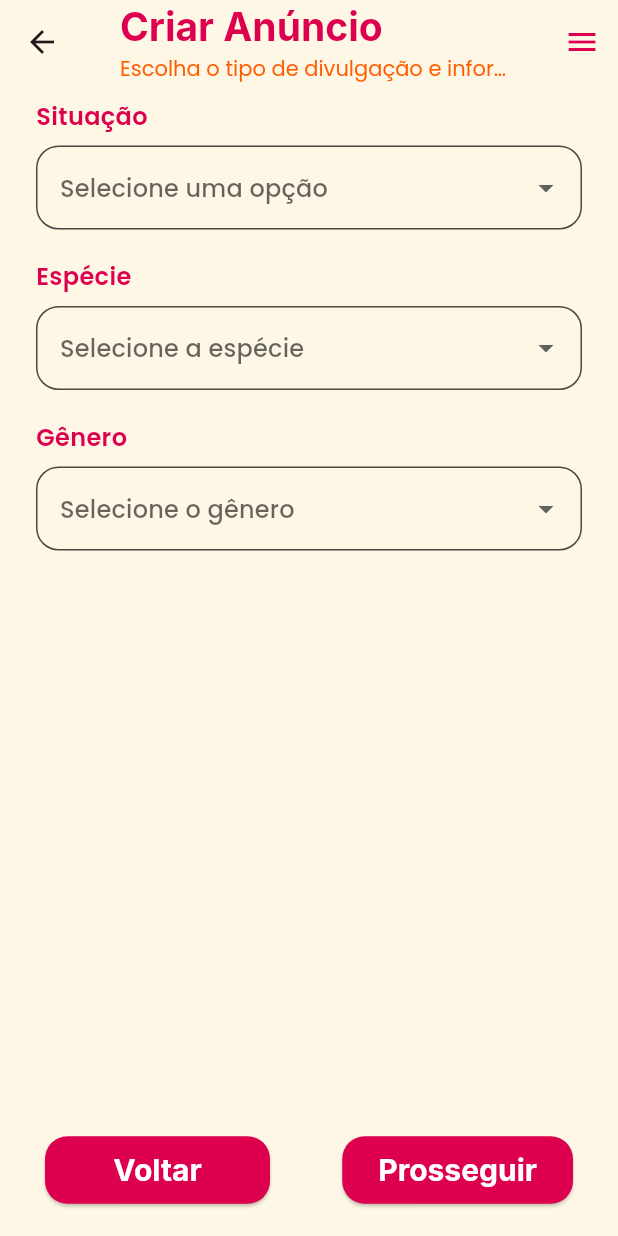
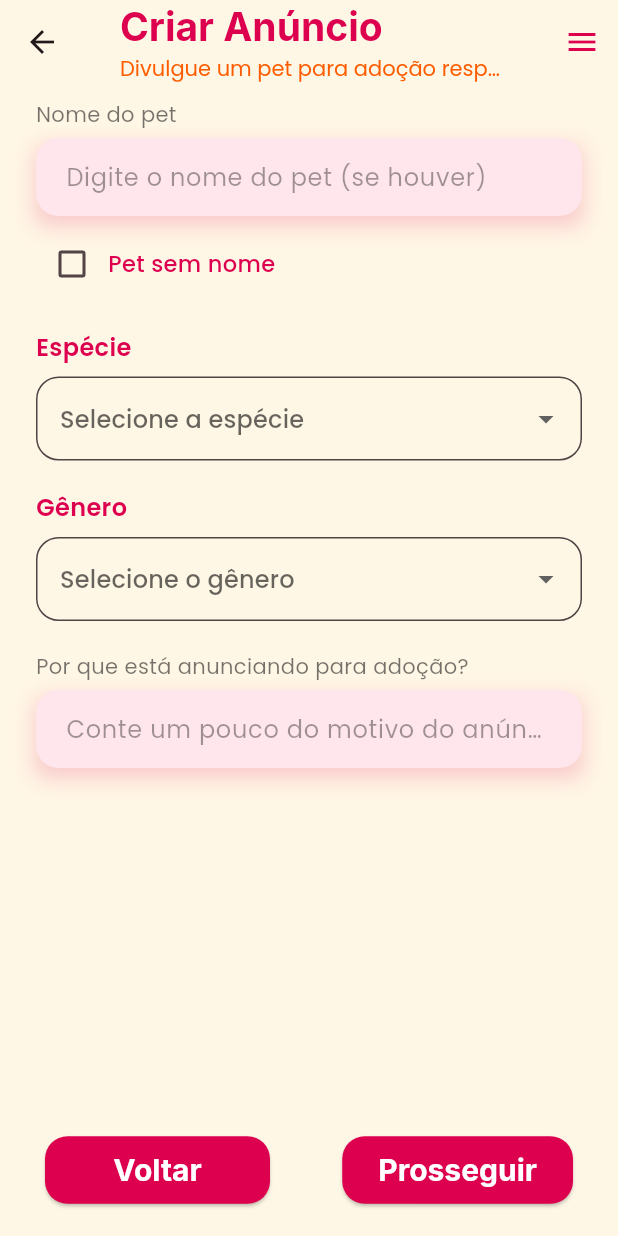
Before and after one commit to AnaVolkmannn/Adopet, a Flutter app: the screen it shows after launch, after a tap on "LOGIN", after a tap on "Divulgar um pet", on a phone screen of 412 x 824 dp. Run offline on Flutter 3.47's test engine with Material 3 defaults, Android fonts, the phone set to English and light mode, and no system bars; our stand-ins replace google_fonts; network calls fail.

Commit message:
alterações cruciais no escopo do projeto

```diff
--- a/lib/main.dart
+++ b/lib/main.dart
@@ -8,14 +8,7 @@ import 'screens/home_screen.dart';
 import 'screens/divulgar_pet/divulgar_pet_start.dart';
 import 'screens/divulgar_pet/perdido/criar_anuncio_perdido_02.dart';
 import 'screens/divulgar_pet/perdido/criar_anuncio_perdido_03.dart';
-import 'screens/divulgar_pet/perdido/criar_anuncio_perdido_04.dart';
-import 'screens/divulgar_pet/perdido/criar_anuncio_perdido_05.dart';
 import 'screens/divulgar_pet/perdido/criar_anuncio_perdido_06.dart';
-import 'screens/divulgar_pet/procurando_tutor/criar_anuncio_tutor_02.dart';
-import 'screens/divulgar_pet/procurando_tutor/criar_anuncio_tutor_03.dart';
-import 'screens/divulgar_pet/procurando_tutor/criar_anuncio_tutor_04.dart';
-import 'screens/divulgar_pet/procurando_tutor/criar_anuncio_tutor_05.dart';
-import 'screens/divulgar_pet/procurando_tutor/criar_anuncio_tutor_06.dart';
 import 'screens/adotar/adotar_home.dart';
 import 'screens/adotar/adotar_detalhes.dart';
 import 'screens/adotar/adotar_interesse.dart';
@@ -45,14 +38,7 @@ class MyApp extends StatelessWidget {
         '/divulgar': (context) => const DivulgarPetStart(),
         '/perdido2': (context) => const CriarAnuncioPerdido02(),
         '/perdido3': (context) => const CriarAnuncioPerdido03(),
-        '/perdido4': (context) => const CriarAnuncioPerdido04(),
-        '/perdido5': (context) => const CriarAnuncioPerdido05(),
         '/perdido6': (context) => const CriarAnuncioPerdido06(),
-        '/tutor2': (context) => const CriarAnuncioTutor02(),
-        '/tutor3': (context) => const CriarAnuncioTutor03(),
-        '/tutor4': (context) => const CriarAnuncioTutor04(),
-        '/tutor5': (context) => const CriarAnuncioTutor05(),
-        '/tutor6': (context) => const CriarAnuncioTutor06(),
         '/success': (context) => const SuccessScreen(),
         '/adotar_home': (context) => const AdotarHome(),
         '/adotar_detalhes': (context) => const AdotarDetalhes(),
--- a/lib/screens/divulgar_pet/divulgar_pet_start.dart
+++ b/lib/screens/divulgar_pet/divulgar_pet_start.dart
@@ -1,5 +1,6 @@
 import 'package:flutter/material.dart';
 import '../../../widgets/anuncio_base_screen.dart';
+import '../../../widgets/custom_input.dart';
 
 class DivulgarPetStart extends StatefulWidget {
   const DivulgarPetStart({super.key});
@@ -9,17 +10,21 @@ class DivulgarPetStart extends StatefulWidget {
 }
 
 class _DivulgarPetStartState extends State<DivulgarPetStart> {
-  String? situacaoSelecionada;
+  final TextEditingController nomeController = TextEditingController();
+  final TextEditingController descricaoController = TextEditingController();
   String? especieSelecionada;
   String? generoSelecionado;
+  bool petSemNome = false; // 🔹 Novo estado
 
   final List<String> especies = ['Gato', 'Cachorro', 'Outro'];
   final List<String> generos = ['Macho', 'Fêmea'];
 
   void _prosseguir() {
-    if (situacaoSelecionada == null ||
+    // 🔸 Validação flexível: ignora nome se "Pet sem nome" estiver marcado
+    if ((!petSemNome && nomeController.text.isEmpty) ||
         especieSelecionada == null ||
-        generoSelecionado == null) {
+        generoSelecionado == null ||
+        descricaoController.text.isEmpty) {
       ScaffoldMessenger.of(context).showSnackBar(
         const SnackBar(
           content: Text('Preencha todos os campos antes de prosseguir.'),
@@ -29,64 +34,56 @@ class _DivulgarPetStartState extends State<DivulgarPetStart> {
       return;
     }
 
-    // 🚀 Direcionamento correto de fluxo
-    if (situacaoSelecionada == 'Perdido') {
     Navigator.pushNamed(context, '/perdido2');
-    } else if (situacaoSelecionada == 'Procurando Tutor') {
-      Navigator.pushNamed(context, '/tutor2');
-    } else if (situacaoSelecionada == 'Disponível para Adoção') {
-      Navigator.pushNamed(context, '/adocao01');
-    }
   }
 
   @override
   Widget build(BuildContext context) {
     return AnuncioBaseScreen(
       title: 'Criar Anúncio',
-      subtitle: 'Escolha o tipo de divulgação e informe os dados do pet',
+      subtitle: 'Divulgue um pet para adoção responsável',
       onBack: () => Navigator.pop(context),
       onNext: _prosseguir,
+      child: SingleChildScrollView(
         child: Column(
           crossAxisAlignment: CrossAxisAlignment.start,
           children: [
-          // 🐾 Situação
-          const Text(
-            'Situação',
+            // 🐾 Nome do pet
+            if (!petSemNome)
+              CustomInput(
+                label: 'Nome do pet',
+                hint: 'Digite o nome do pet (se houver)',
+                controller: nomeController,
+              ),
+            if (!petSemNome) const SizedBox(height: 8),
+
+            // ☑️ Checkbox “Pet sem nome”
+            Row(
+              children: [
+                Checkbox(
+                  value: petSemNome,
+                  activeColor: const Color(0xFFDC004E),
+                  onChanged: (v) {
+                    setState(() {
+                      petSemNome = v ?? false;
+                      if (petSemNome) nomeController.clear();
+                    });
+                  },
+                ),
+                const Expanded(
+                  child: Text(
+                    'Pet sem nome',
                     style: TextStyle(
                       fontFamily: 'Poppins',
-              fontSize: 16,
+                      fontSize: 15,
                       color: Color(0xFFDC004E),
-              fontWeight: FontWeight.w600,
+                      fontWeight: FontWeight.w500,
                     ),
                   ),
-          const SizedBox(height: 8),
-          DropdownButtonFormField<String>(
-            value: situacaoSelecionada,
-            decoration: InputDecoration(
-              filled: true,
-              fillColor: const Color(0xFFFFF7E6),
-              border: OutlineInputBorder(
-                borderRadius: BorderRadius.circular(15),
-                borderSide: const BorderSide(color: Color(0xFFDC004E)),
-              ),
-            ),
-            hint: const Text(
-              'Selecione uma opção',
-              style: TextStyle(fontFamily: 'Poppins'),
-            ),
-            items: const [
-              DropdownMenuItem(value: 'Perdido', child: Text('Perdido')),
-              DropdownMenuItem(
-                value: 'Procurando Tutor',
-                child: Text('Procurando Tutor'),
-              ),
-              DropdownMenuItem(
-                value: 'Disponível para Adoção',
-                child: Text('Disponível para Adoção'),
                 ),
               ],
-            onChanged: (value) => setState(() => situacaoSelecionada = value),
             ),
+
             const SizedBox(height: 20),
 
             // 🐶 Espécie
@@ -168,7 +165,18 @@ class _DivulgarPetStartState extends State<DivulgarPetStart> {
                   .toList(),
               onChanged: (value) => setState(() => generoSelecionado = value),
             ),
+
+            const SizedBox(height: 20),
+
+            // ✍️ Descrição
+            CustomInput(
+              label: 'Por que está anunciando para adoção?',
+              hint:
+                  'Conte um pouco do motivo do anúncio: mudança, resgate, ninhada, etc.',
+              controller: descricaoController,
+            ),
           ],
+        ),
       ),
     );
   }
--- a/lib/screens/divulgar_pet/perdido/criar_anuncio_perdido_03.dart
+++ b/lib/screens/divulgar_pet/perdido/criar_anuncio_perdido_03.dart
@@ -9,7 +9,7 @@ class CriarAnuncioPerdido03 extends StatelessWidget {
   Widget build(BuildContext context) {
     return AnuncioBaseScreen(
       onBack: () => Navigator.pop(context),
-      onNext: () => Navigator.pushNamed(context, '/perdido4'),
+      onNext: () => Navigator.pushNamed(context, '/perdido6'),
       child: Column(
         crossAxisAlignment: CrossAxisAlignment.start,
         children: [
--- a/lib/widgets/anuncio_base_screen.dart
+++ b/lib/widgets/anuncio_base_screen.dart
@@ -14,7 +14,7 @@ class AnuncioBaseScreen extends StatelessWidget {
     required this.onBack,
     required this.onNext,
     this.title = 'Criar Anúncio',
-    this.subtitle = 'Ao criar um anúncio, você terá acesso ao Painel de Busca',
+    this.subtitle = 'Divulgar um pet para adoção responsável',
   });
 
   @override
```
Also changed, not shown: lib/screens/divulgar_pet/perdido/criar_anuncio_perdido_04.dart (deleted, +0 -73 lines), lib/screens/divulgar_pet/perdido/criar_anuncio_perdido_05.dart (deleted, +0 -45 lines), lib/screens/divulgar_pet/perdido/criar_anuncio_perdido_06.dart (+45 -2 lines), lib/screens/divulgar_pet/procurando_tutor/criar_anuncio_tutor_02.dart (deleted, +0 -73 lines), lib/screens/divulgar_pet/procurando_tutor/criar_anuncio_tutor_03.dart (deleted, +0 -55 lines), lib/screens/divulgar_pet/procurando_tutor/criar_anuncio_tutor_04.dart (deleted, +0 -68 lines), lib/screens/divulgar_pet/procurando_tutor/criar_anuncio_tutor_05.dart (deleted, +0 -45 lines), lib/screens/divulgar_pet/procurando_tutor/criar_anuncio_tutor_06.dart (deleted, +0 -148 lines). Lines whose indentation alone changed are shown as unchanged.
